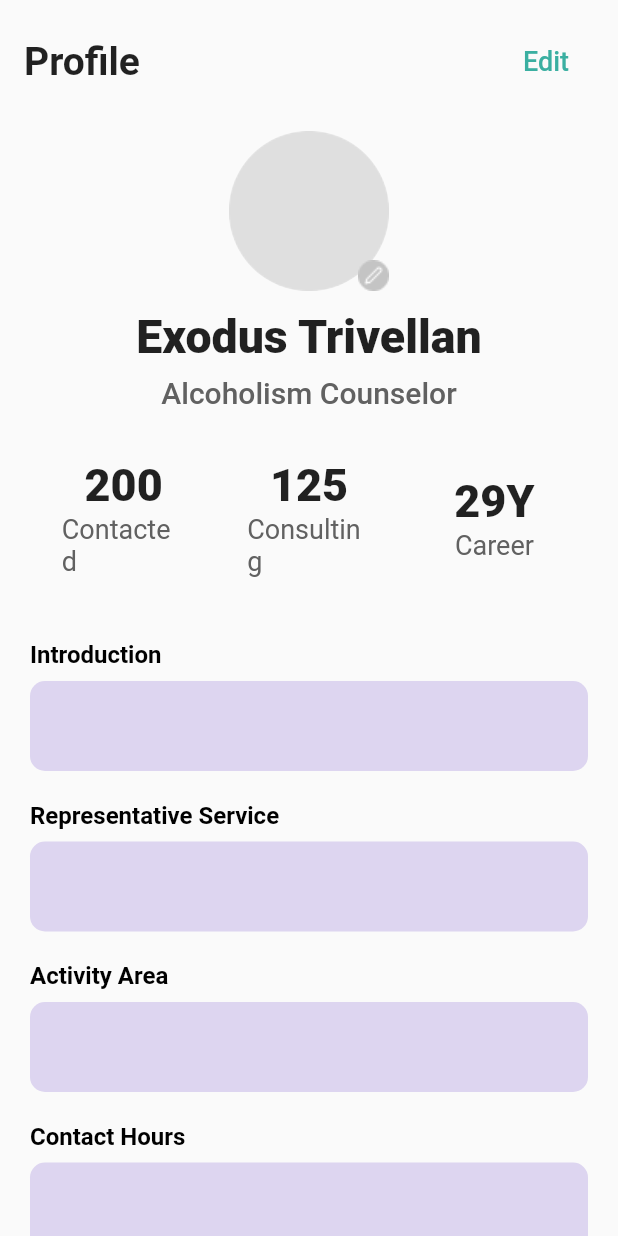
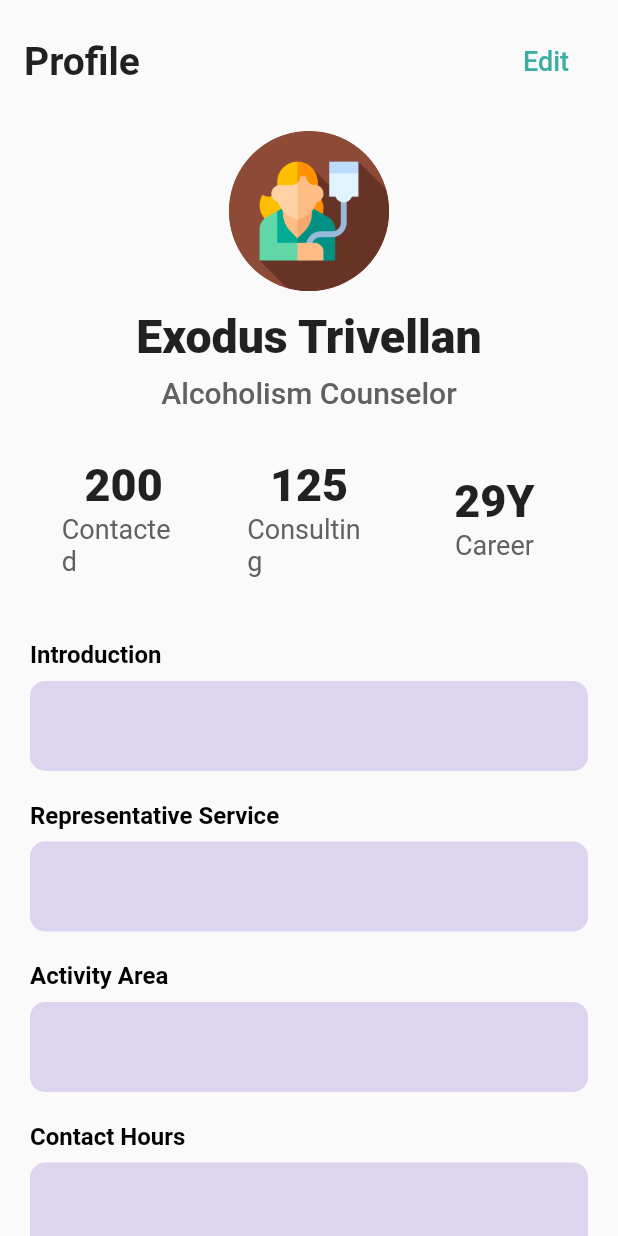
Before and after one commit to 2023-GSC-Diviction/Diviction-Counselor, a Flutter app: the ProfileScreen screen opened directly, on a phone screen of 412 x 824 dp. Run offline on Flutter 3.47's test engine with Material 2 defaults, Android fonts, the phone set to English and light mode, and no system bars; our stand-ins replace cached_network_image, chat_bubbles, cloud_firestore, contained_tab_bar_view, dio, firebase_core and 8 more; accounts and stored records are empty; network calls fail.

```diff
--- a/lib/widget/profile_image.dart
+++ b/lib/widget/profile_image.dart
@@ -32,22 +32,22 @@ class _ProfileImageState extends State<ProfileImage> {
             if (widget.isChoosedPicture)
               return ClipOval(child: choosedImage());
             else
-              return ClipOval(child: defaultImage());
+              return ClipOval(child: Image.asset('assets/icons/user_icon.png'));
           })(),
           // 이미지 크기는 iconSize에서 조절함
           iconSize:
               widget.imageSize ?? MediaQuery.of(context).size.height * 0.12,
         ),
-        Positioned(
-          // Positioned : 위치 정렬에 쓰임. 아래는 오른쪽 아래로 부터 0.01만큼 떨어지게 배치하라는 코드
-          right: MediaQuery.of(context).size.height * 0.01,
-          bottom: MediaQuery.of(context).size.height * 0.01,
-          child: SizedBox(
-            width: MediaQuery.of(context).size.height * 0.025,
-            height: MediaQuery.of(context).size.height * 0.025,
-            child: Image.asset('assets/image/Pencil.png', fit: BoxFit.fill),
-          ),
-        ),
+        // Positioned(
+        //   // Positioned : 위치 정렬에 쓰임. 아래는 오른쪽 아래로 부터 0.01만큼 떨어지게 배치하라는 코드
+        //   right: MediaQuery.of(context).size.height * 0.01,
+        //   bottom: MediaQuery.of(context).size.height * 0.01,
+        //   child: SizedBox(
+        //     width: MediaQuery.of(context).size.height * 0.025,
+        //     height: MediaQuery.of(context).size.height * 0.025,
+        //     child: Image.asset('assets/image/Pencil.png', fit: BoxFit.fill),
+        //   ),
+        // ),
       ]),
     );
   }
```
Also changed, not shown: lib/screen/home_screen.dart (+54 -6 lines).
